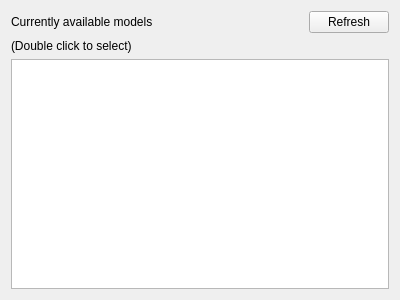
akamlah/ollama-gui, file OllamaGui/src/ui/selectmodel.ui: the form before one commit.
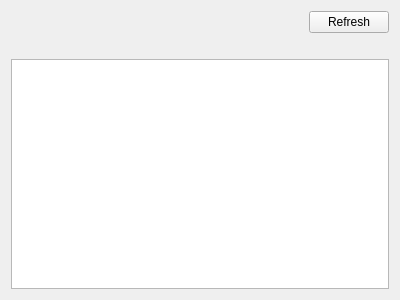
The form after the commit.

```diff
--- a/OllamaGui/src/ui/selectmodel.ui
+++ b/OllamaGui/src/ui/selectmodel.ui
@@ -23,7 +23,7 @@
        <item>
         <widget class="QLabel" name="currentlyLoadedLabel">
          <property name="text">
-          <string>Currently available models</string>
+          <string></string>
          </property>
         </widget>
        </item>
@@ -42,7 +42,7 @@
        <item>
         <widget class="QLabel" name="clickToSelectLabel">
          <property name="text">
-          <string>(Double click to select)</string>
+          <string></string>
          </property>
         </widget>
        </item>
```
